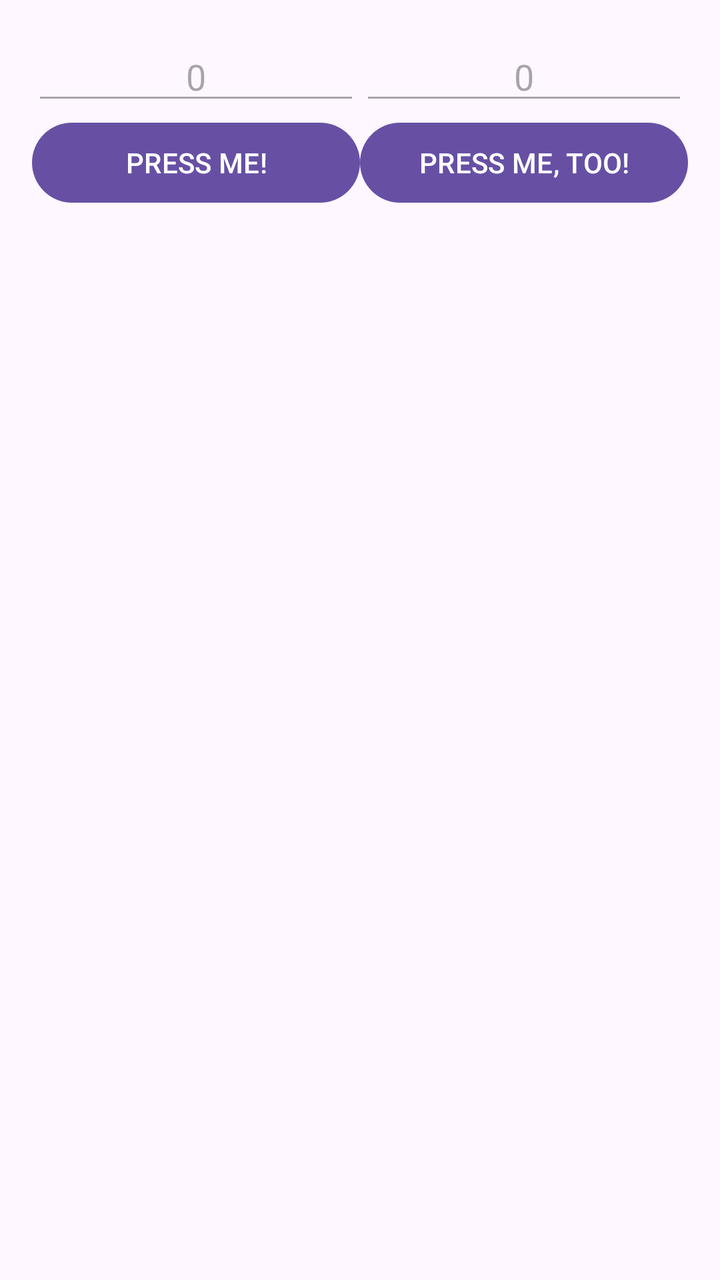
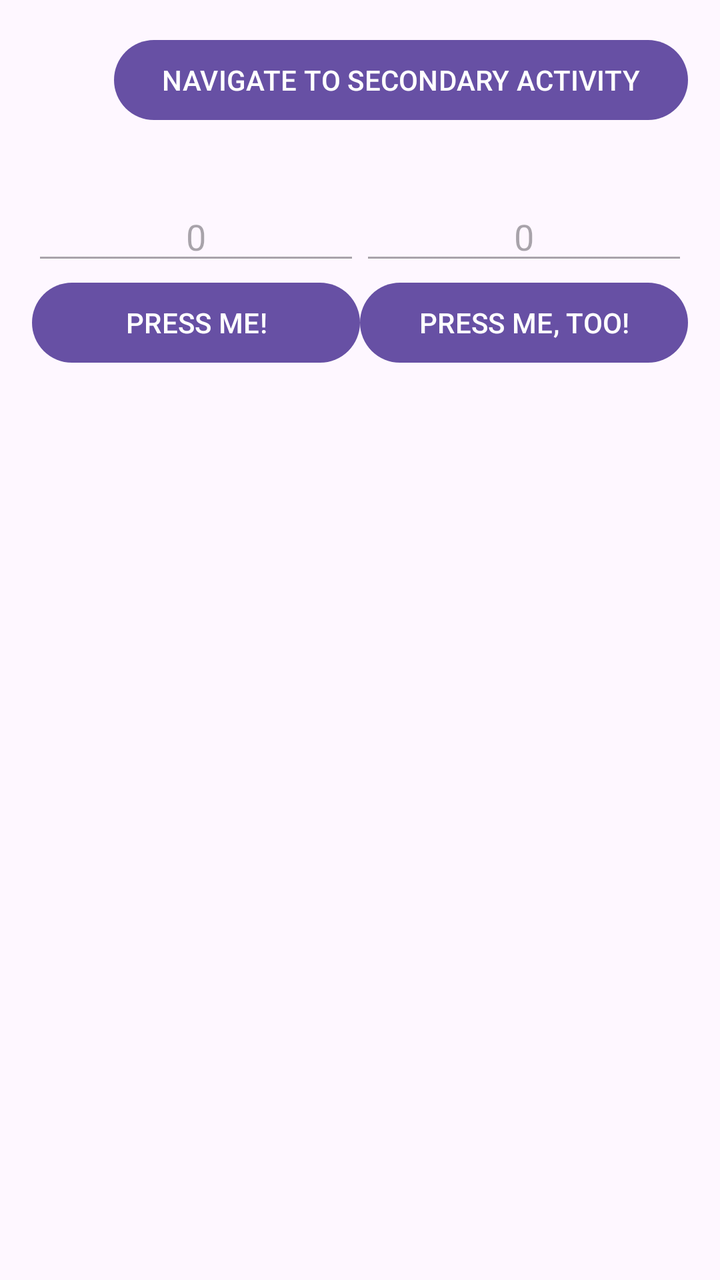

Two renders of the same Android screen: before a commit and after it. Below are the layout's source before the change and the commit's diff.
<!-- AndroidManifest.xml: application theme Theme.PracticalTest01 -->
<!-- res/layout/activity_practical_test01_main.xml -->
<?xml version="1.0" encoding="utf-8"?>
<LinearLayout xmlns:android="http://schemas.android.com/apk/res/android"
    xmlns:app="http://schemas.android.com/apk/res-auto"
    xmlns:tools="http://schemas.android.com/tools"
    android:id="@+id/main"
    android:layout_width="match_parent"
    android:layout_height="match_parent"
    android:orientation="vertical"
    android:padding="16dp"
    tools:context=".PracticalTest01MainActivity">

    <LinearLayout
        android:layout_width="match_parent"
        android:layout_height="wrap_content"
        android:weightSum="2"
        android:orientation="horizontal">

        <EditText
            android:id="@+id/left_text"
            android:layout_width="0dp"
            android:layout_height="wrap_content"
            android:layout_weight="1"
            android:enabled="false"
            android:gravity="center"
            android:saveEnabled="false"
            android:text="0">

        </EditText>
        <EditText
            android:id="@+id/right_text"
            android:layout_width="0dp"
            android:layout_height="wrap_content"
            android:layout_weight="1"
            android:enabled="false"
            android:gravity="center"
            android:saveEnabled="false"
            android:text="0">

        </EditText>
    </LinearLayout>

    <LinearLayout
        android:layout_width="match_parent"
        android:layout_height="wrap_content"
        android:weightSum="2"
        android:orientation="horizontal">

        <Button
            android:id="@+id/left_button"
            android:layout_width="0dp"
            android:layout_height="wrap_content"
            android:layout_weight="1"
            android:text="PRESS ME!">

        </Button>
        <Button
            android:id="@+id/right_button"
            android:layout_width="0dp"
            android:layout_height="wrap_content"
            android:layout_weight="1"
            android:text="PRESS ME, TOO!">

        </Button>
    </LinearLayout>





</LinearLayout>
<!-- resources referenced by this layout -->
<resources>
  <style name="Theme.PracticalTest01" parent="Base.Theme.PracticalTest01" />
  <style name="Base.Theme.PracticalTest01" parent="Theme.Material3.DayNight.NoActionBar">
          
          
      </style>
</resources>

<!-- the commit's change to res/layout/activity_practical_test01_main.xml (unified diff, before → after) -->
@@ -8,6 +8,14 @@
     android:orientation="vertical"
     android:padding="16dp"
     tools:context=".PracticalTest01MainActivity">
+
+    <Button
+        android:id="@+id/navigate_button_good"
+        android:layout_width="wrap_content"
+        android:layout_height="wrap_content"
+        android:layout_gravity="end"
+        android:layout_marginBottom="32dp"
+        android:text="NAVIGATE TO SECONDARY ACTIVITY" />
 
     <LinearLayout
         android:layout_width="match_parent"
